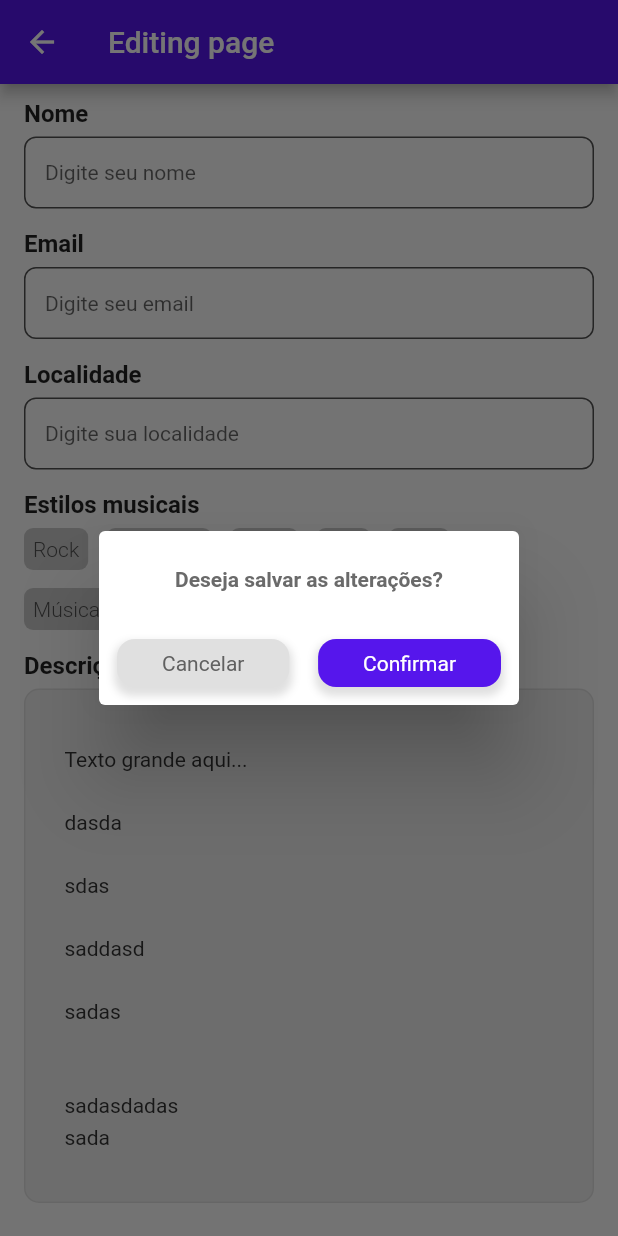
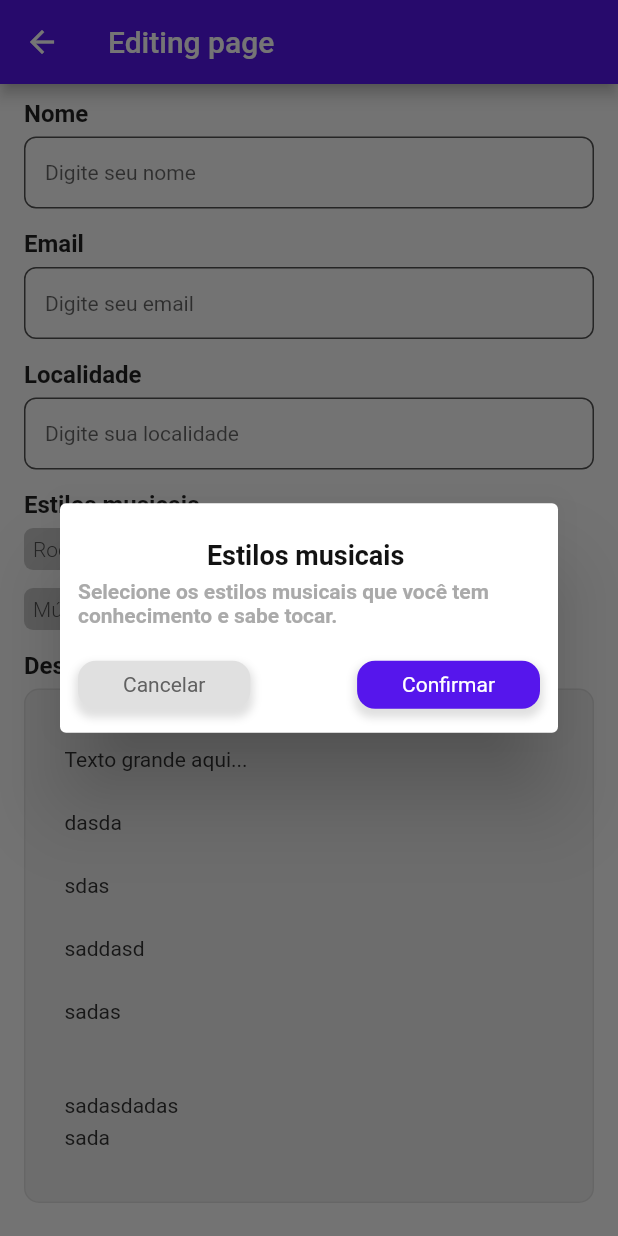
Before and after one commit to hjgms/flutter_tcc, a Flutter app: the EditProfilePage screen opened directly, after a tap on the "add" icon, on a phone screen of 412 x 824 dp. Run offline on Flutter 3.47's test engine with Material 2 defaults, Android fonts, the phone set to English and light mode, and no system bars; our stand-ins replace cloud_firestore, firebase_auth, firebase_core, firebase_storage, shared_preferences; accounts and stored records are empty.

Commit message:
modals changed

```diff
--- /dev/null
+++ b/lib/components/modalEstilosMusicais.dart
@@ -0,0 +1,85 @@
+import 'package:flutter/material.dart';
+import 'package:flutter_application_firebase/global/variables.dart' as global;
+
+class ModalEstilosMusicais extends StatefulWidget {
+  const ModalEstilosMusicais({
+    Key? key,
+  }) : super(key: key);
+
+  @override
+  _ModalEstilosMusicaisState createState() => _ModalEstilosMusicaisState();
+}
+
+class _ModalEstilosMusicaisState extends State<ModalEstilosMusicais> {
+  @override
+  Widget build(BuildContext context) {
+    return AlertDialog(
+      title: const Center(
+          child: Text(
+        "Estilos musicais ",
+        style: TextStyle(
+            fontSize: 18,
+            fontWeight: FontWeight.w600,
+            color: Color(0xff121212)),
+      )),
+      contentPadding: const EdgeInsets.symmetric(vertical: 6, horizontal: 12),
+      content: Wrap(
+        runAlignment: WrapAlignment.center,
+        children: const [
+          Text(
+            "Selecione os estilos musicais que você tem conhecimento e sabe tocar.",
+            style: TextStyle(
+              fontWeight: FontWeight.w600,
+              color: Color(0xffAAAAAA),
+              fontSize: 14,
+            ),
+          ),
+        ],
+      ),
+      actionsAlignment: MainAxisAlignment.spaceBetween,
+      actionsPadding: const EdgeInsets.symmetric(horizontal: 12, vertical: 16),
+      actions: [ //TODO colocar um border em cima dos botões! como no design
+        GestureDetector(
+            onTap: () {
+              Navigator.of(context).pop();
+            },
+            child: Container(
+              decoration: BoxDecoration(
+                  boxShadow: const [
+                    BoxShadow(
+                        color: Color.fromARGB(43, 70, 70, 70),
+                        spreadRadius: 2,
+                        blurRadius: 4,
+                        offset: Offset(0, 4)),
+                  ],
+                  borderRadius: const BorderRadius.all(Radius.circular(12)),
+                  color: Colors.grey.shade300),
+              padding: const EdgeInsets.symmetric(vertical: 8, horizontal: 30),
+              child: Text(
+                "Cancelar",
+                style: TextStyle(color: Colors.grey.shade700),
+              ),
+            )),
+        GestureDetector(
+            onTap: () {},
+            child: Container(
+              decoration: BoxDecoration(
+                  boxShadow: const [
+                    BoxShadow(
+                        color: Color.fromARGB(43, 70, 70, 70),
+                        spreadRadius: 2,
+                        blurRadius: 4,
+                        offset: Offset(0, 4)),
+                  ],
+                  borderRadius: const BorderRadius.all(Radius.circular(12)),
+                  color: global.colorTheme["mainPurple"] as Color),
+              padding: const EdgeInsets.symmetric(vertical: 8, horizontal: 30),
+              child: const Text(
+                "Confirmar",
+                style: TextStyle(color: Colors.white),
+              ),
+            )),
+      ],
+    );
+  }
+}
--- a/lib/components/postHomeWidget.dart
+++ b/lib/components/postHomeWidget.dart
@@ -47,8 +47,8 @@ class _PostHomeWidgetState extends State<PostHomeWidget> {
             padding: const EdgeInsets.all(10),
               child: ListTile(
               leading: CircleAvatar(
-                backgroundColor: global.colorTheme["color1"],
-                foregroundColor: global.colorTheme["color1"]
+                backgroundColor: global.colorTheme["mainPurple"],
+                foregroundColor: global.colorTheme["mainPurple"]
                 // backgroundImage: AssetImage(
                 //   "${widget.providerImagePerfil}",
                 // ),
--- a/lib/components/searchButton.dart
+++ b/lib/components/searchButton.dart
@@ -20,7 +20,7 @@ class _SearchButtonState extends State<SearchButton> {
         vertical: 5
       ),
       decoration: BoxDecoration(
-        color: global.colorTheme["color2"],
+        color: global.colorTheme["clearMainPurple"],
         borderRadius: BorderRadius.circular(10),
       ),
       child: TextField(
--- a/lib/pages/EditProfilePage.dart
+++ b/lib/pages/EditProfilePage.dart
@@ -1,9 +1,9 @@
 import 'package:flutter/material.dart';
-import 'package:flutter_application_firebase/components/modalSave.dart';
+import 'package:flutter_application_firebase/components/modalDialog.dart';
+import 'package:flutter_application_firebase/components/modalEstilosMusicais.dart';
 
 //configs
 import 'package:flutter_application_firebase/global/variables.dart' as global;
-
 import '../components/styles/marginInput.dart';
 
 class EditProfilePage extends StatefulWidget {
@@ -57,6 +57,8 @@ class _EditProfilePageState extends State<EditProfilePage> {
 
   @override
   Widget build(BuildContext context) {
+    bool? _fecharPagina;
+
     return Scaffold(
         appBar: AppBar(
           backgroundColor: global.colorTheme["mainPurple"] as Color,
@@ -126,7 +128,21 @@ class _EditProfilePageState extends State<EditProfilePage> {
                           showDialog(
                               context: context,
                               builder: (BuildContext context) {
-                                return ModalSave();
+                                return const ModalEstilosMusicais();
+                                // ModalDialog(
+                                //   titulo: "Deseja Salvar as alterações?",
+                                //   descartar: false,
+                                //   onClose: (bool value) {
+                                //     setState(() {
+                                //       _fecharPagina = value;
+                                //       _fecharPagina == true
+                                //           ? Navigator.of(context)
+                                //               .pop() // TODO no caso de sair e salvar (necessário criar uma função posteriormente)
+                                //           : Navigator.of(context)
+                                //               .pop(); // no caso de sair e não salvar
+                                //     });
+                                //   },
+                                // );
                               });
                         },
                         child: Container(
@@ -145,7 +161,7 @@ class _EditProfilePageState extends State<EditProfilePage> {
                 "Descrição",
                 style: global.styles.labelText(),
               ),
-              MarginInput(
+              MarginInput( //TODO mudar a cor da borda ou algo do tipo quando for focado
                 child: Container(
                   padding: const EdgeInsetsDirectional.all(14),
                   decoration: BoxDecoration(
```
Also changed, not shown: lib/components/modalDialog.dart (renamed from lib/components/modalSave.dart, +25 -10 lines), lib/pages/SearchPage.dart (+4 -8 lines), lib/pages/loginPage.dart (+61 -84 lines).
